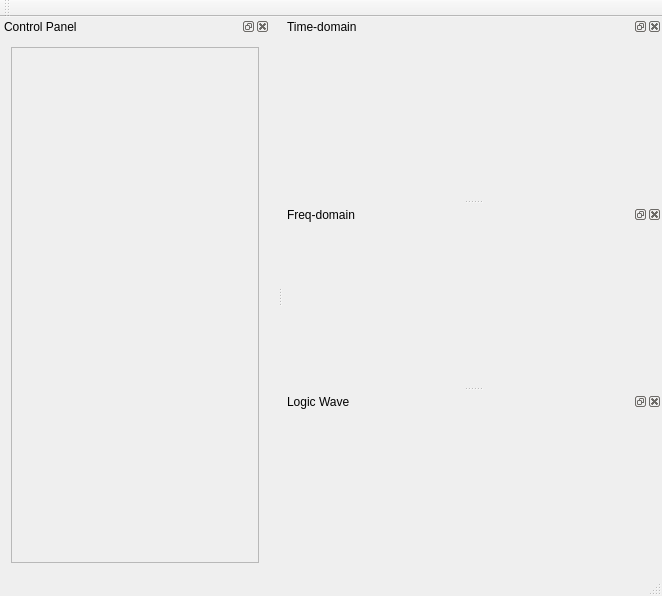
Quenii/ADCEVM, file soft/zebra-scope/mainwindow.ui: the form before one commit.
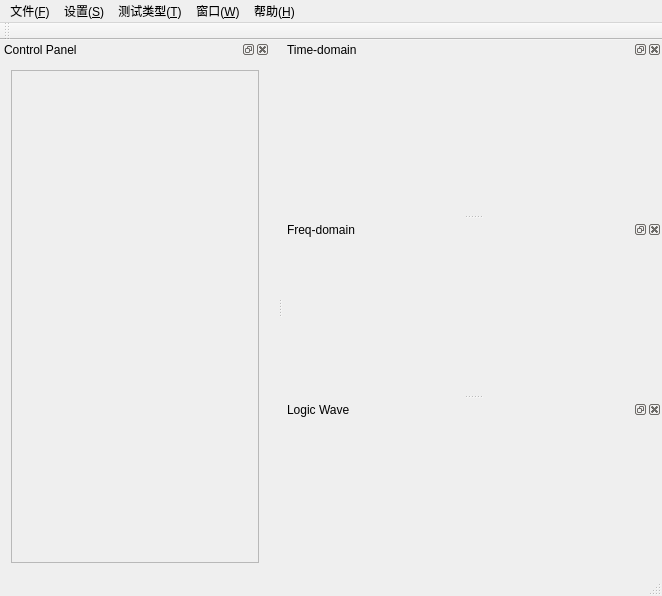
The form after the commit. Custom widgets are drawn as their Qt base class.

The edit to the form file:
```diff
--- a/soft/zebra-scope/mainwindow.ui
+++ b/soft/zebra-scope/mainwindow.ui
@@ -44,9 +44,49 @@
      <x>0</x>
      <y>0</y>
      <width>662</width>
-     <height>21</height>
+     <height>20</height>
     </rect>
    </property>
+   <widget class="QMenu" name="menu">
+    <property name="title">
+     <string>文件(&amp;F)</string>
+    </property>
+    <addaction name="action"/>
+    <addaction name="action_2"/>
+    <addaction name="separator"/>
+    <addaction name="action_3"/>
+   </widget>
+   <widget class="QMenu" name="menu_S">
+    <property name="title">
+     <string>设置(&amp;S)</string>
+    </property>
+    <addaction name="actionSpiCtrl"/>
+    <addaction name="actionFftDepth"/>
+   </widget>
+   <widget class="QMenu" name="menu_T">
+    <property name="title">
+     <string>测试类型(&amp;T)</string>
+    </property>
+    <addaction name="action_5"/>
+    <addaction name="action_6"/>
+   </widget>
+   <widget class="QMenu" name="menuWindow">
+    <property name="title">
+     <string>窗口(&amp;W)</string>
+    </property>
+   </widget>
+   <widget class="QMenu" name="menuHelp">
+    <property name="title">
+     <string>帮助(&amp;H)</string>
+    </property>
+    <addaction name="action_7"/>
+    <addaction name="action_AboutAdcAnalyzer"/>
+   </widget>
+   <addaction name="menu"/>
+   <addaction name="menu_S"/>
+   <addaction name="menu_T"/>
+   <addaction name="menuWindow"/>
+   <addaction name="menuHelp"/>
   </widget>
   <widget class="QToolBar" name="mainToolBar">
    <attribute name="toolBarArea">
@@ -113,7 +153,7 @@
           <x>0</x>
           <y>0</y>
           <width>250</width>
-          <height>502</height>
+          <height>505</height>
          </rect>
         </property>
         <layout class="QGridLayout" name="gridLayout">
```
Left out of the diff: 45 changed lines with no effect on the pictures.
